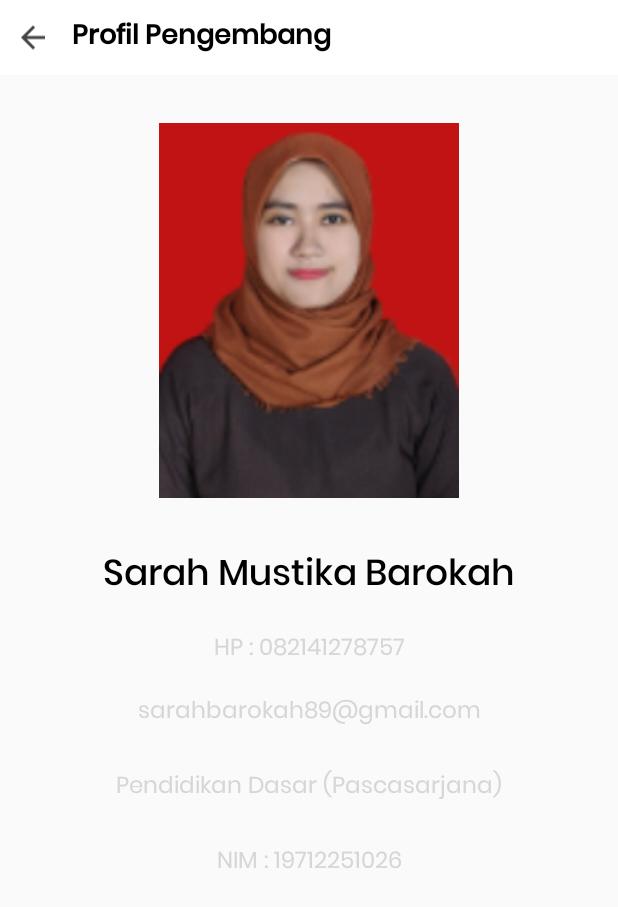
After one commit to moryku/khasnusantara, an Android app: the DeveloperActivity screen opened directly, with no data from a screen before it, on a phone screen of 412 x 824 dp. The commit adds this screen. Shown: the top 907 px of the screen. Run offline under Robolectric (Android 15) with nearby library versions, the phone set to English and light mode, and no system bars.

Commit message:
add profil dev

```diff
--- /dev/null
+++ b/app/src/main/java/com/um/puak/DeveloperActivity.kt
@@ -0,0 +1,17 @@
+package com.um.puak
+
+import android.os.Bundle
+import androidx.appcompat.app.AppCompatActivity
+import kotlinx.android.synthetic.main.activity_aceh.*
+
+class DeveloperActivity: AppCompatActivity() {
+    override fun onCreate(savedInstanceState: Bundle?) {
+        super.onCreate(savedInstanceState)
+        setContentView(R.layout.activity_developer)
+
+        back.setOnClickListener {
+            super.onBackPressed()
+        }
+    }
+
+}
--- /dev/null
+++ b/app/src/main/res/layout/activity_developer.xml
@@ -0,0 +1,92 @@
+<?xml version="1.0" encoding="utf-8"?>
+<LinearLayout
+    xmlns:android="http://schemas.android.com/apk/res/android" android:layout_width="match_parent"
+    android:layout_height="match_parent"
+    android:orientation="vertical">
+
+    <LinearLayout
+        android:id="@+id/header"
+        android:layout_width="match_parent"
+        android:layout_height="50dp"
+        android:background="@color/white"
+        android:orientation="horizontal">
+
+        <ImageView
+            android:id="@+id/back"
+            android:layout_width="wrap_content"
+            android:layout_height="match_parent"
+            android:clickable="true"
+            android:paddingLeft="10dp"
+            android:paddingRight="10dp"
+            android:src="@drawable/back_arrow" />
+
+        <TextView
+            android:id="@+id/title"
+            android:layout_width="0dp"
+            android:layout_height="match_parent"
+            android:layout_marginLeft="4dp"
+            android:layout_weight="1"
+            android:fontFamily="@font/poppins_medium"
+            android:gravity="center_vertical"
+            android:text="Profil Pengembang"
+            android:textColor="@color/black"
+            android:textSize="18sp"
+            android:textStyle="bold" />
+    </LinearLayout>
+
+    <ImageView
+        android:layout_width="200dp"
+        android:layout_height="250dp"
+        android:scaleType="centerCrop"
+        android:layout_gravity="center"
+        android:layout_marginTop="32dp"
+        android:src="@drawable/sarah"></ImageView>
+
+    <TextView
+        android:layout_width="match_parent"
+        android:layout_height="wrap_content"
+        android:gravity="center"
+        style="@style/FontTitle"
+        android:textAllCaps="false"
+        android:text="Sarah Mustika Barokah"></TextView>
+
+    <TextView
+        android:layout_width="match_parent"
+        android:layout_height="wrap_content"
+        android:gravity="center"
+        style="@style/FontRegular"
+        android:textAllCaps="false"
+        android:textSize="15sp"
+        android:layout_marginTop="16dp"
+        android:text="HP : 082141278757"></TextView>
+
+    <TextView
+        android:layout_width="match_parent"
+        android:layout_height="wrap_content"
+        android:gravity="center"
+        style="@style/FontRegular"
+        android:textAllCaps="false"
+        android:textSize="15sp"
+        android:text="sarahbarokah89@gmail.com"></TextView>
+
+    <TextView
+        android:layout_width="match_parent"
+        android:layout_height="wrap_content"
+        android:gravity="center"
+        style="@style/FontRegular"
+        android:textAllCaps="false"
+        android:textSize="15sp"
+        android:layout_marginTop="16dp"
+        android:text="Pendidikan Dasar (Pascasarjana)"></TextView>
+
+    <TextView
+        android:layout_width="match_parent"
+        android:layout_height="wrap_content"
+        android:gravity="center"
+        style="@style/FontRegular"
+        android:textAllCaps="false"
+        android:textSize="15sp"
+        android:layout_marginTop="16dp"
+        android:text="NIM : 19712251026"></TextView>
+
+</LinearLayout>
```
Also changed, not shown: app/src/main/AndroidManifest.xml (+9 -0 lines), app/src/main/java/com/um/puak/JatimActivity.kt (added, +55 -0 lines), app/src/main/java/com/um/puak/MainActivity.kt (+6 -1 lines), app/src/main/res/layout/activity_jatim.xml (added, +368 -0 lines), app/src/main/res/layout/activity_main.xml (+52 -3 lines), app/src/main/res/drawable/developer.png (added), app/src/main/res/drawable/jatim_icon.jpeg (added), app/src/main/res/drawable/sarah.png (added).
